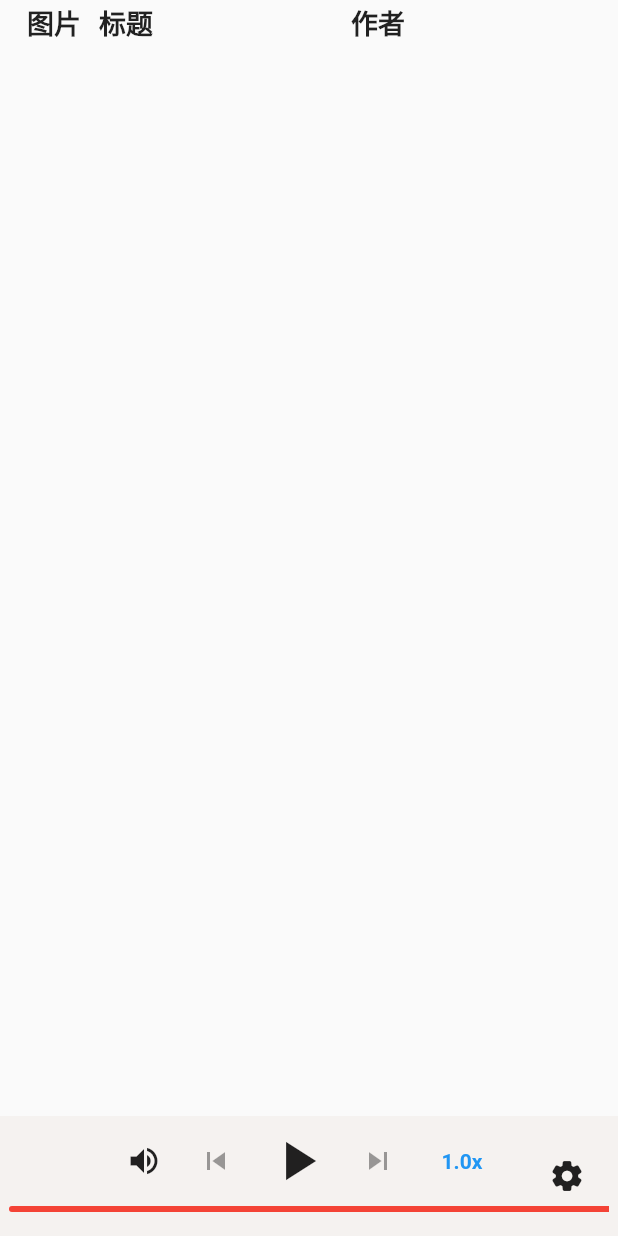
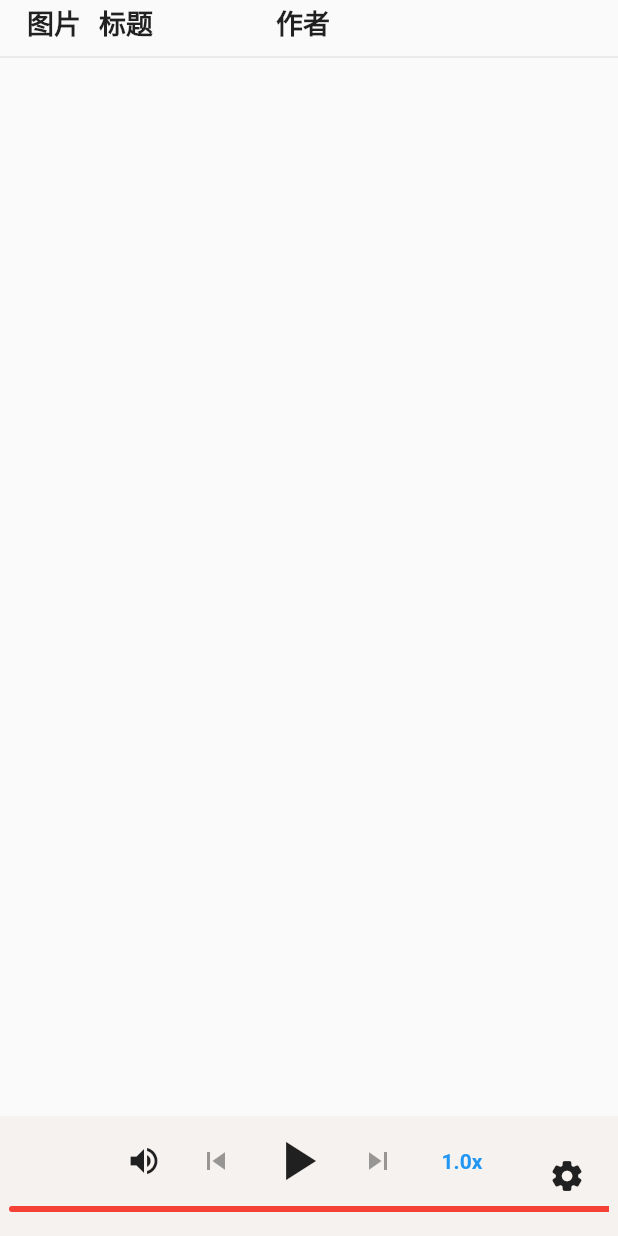
Before and after one commit to LJjack/suplay_music, a Flutter app: the screen it shows after launch, on a phone screen of 412 x 824 dp. Run offline on Flutter 3.47's test engine with Material 2 defaults, Android fonts, the phone set to English and light mode, and no system bars; our stand-ins replace flutter_easyloading, just_audio, rxdart; missing offline and left inert: audio_session, dart:ffi, file_selector, id3; statements that could not run were skipped.

Commit message:
添加作者

```diff
--- a/lib/audio_metadata.dart
+++ b/lib/audio_metadata.dart
@@ -7,24 +7,34 @@
 import 'dart:convert' show jsonEncode;
 
 class AudioMetadata {
+  ///名称
   final String title;
+
+  ///封面 base64
   final String artwork;
+
+  ///作者
   final String artist;
+
+  ///歌词
+  final String lyrics;
   final String path;
 
   AudioMetadata({
     required this.title,
-    required this.artist,
-    required this.artwork,
+    this.artist = '',
+    this.artwork = '',
+    this.lyrics = '',
     required this.path,
   });
 
   factory AudioMetadata.fromJson(Map<String, dynamic> json) {
     return AudioMetadata(
-      title: json['title'] as String,
-      artist: json['artist'] as String,
-      artwork: json['artwork'] as String,
-      path: json['path'] as String,
+      title: json['title'],
+      artist: json['artist'],
+      artwork: json['artwork'] ?? '',
+      lyrics: json['lyrics'] ?? '',
+      path: json['path'] ?? '',
     );
   }
 
@@ -32,6 +42,7 @@ class AudioMetadata {
         'title': title,
         'artist': artist,
         'artwork': artwork,
+        'lyrics': lyrics,
         'path': path,
       };
 
--- a/lib/home.dart
+++ b/lib/home.dart
@@ -6,6 +6,7 @@
 /// @Description 音乐主页
 
 import 'dart:convert';
+import 'dart:ffi';
 import 'package:audio_session/audio_session.dart';
 import 'package:file_selector/file_selector.dart';
 import 'package:flutter/foundation.dart';
@@ -96,7 +97,12 @@ class _HomeState extends State<Home> with WidgetsBindingObserver {
           child: Column(
             crossAxisAlignment: CrossAxisAlignment.center,
             mainAxisAlignment: MainAxisAlignment.center,
-            children: [_headView(), _menuList(), _bottomToolView()],
+            children: [
+              _headView(),
+              const Divider(),
+              _menuList(),
+              _bottomToolView()
+            ],
           ),
         ),
       ),
@@ -116,13 +122,19 @@ class _HomeState extends State<Home> with WidgetsBindingObserver {
                     style:
                         TextStyle(fontWeight: FontWeight.bold, fontSize: 18))),
             const Expanded(
-                child: Text("标题",
-                    style:
-                        TextStyle(fontWeight: FontWeight.bold, fontSize: 18))),
-            const Expanded(
-                child: Text("作者",
-                    style:
-                        TextStyle(fontWeight: FontWeight.bold, fontSize: 18))),
+              child: Row(
+                mainAxisAlignment: MainAxisAlignment.spaceBetween,
+                children: [
+                  Text("标题",
+                      style:
+                          TextStyle(fontWeight: FontWeight.bold, fontSize: 18)),
+                  Text("作者",
+                      style:
+                          TextStyle(fontWeight: FontWeight.bold, fontSize: 18)),
+                  SizedBox(width: 100),
+                ],
+              ),
+            ),
           ],
         ));
   }
@@ -135,7 +147,6 @@ class _HomeState extends State<Home> with WidgetsBindingObserver {
         builder: (context, snapshot) {
           final state = snapshot.data;
           final sequence = state?.sequence ?? [];
-
           return ReorderableListView(
             onReorder: (int oldIndex, int newIndex) {
               if (oldIndex < newIndex) newIndex--;
@@ -159,29 +170,40 @@ class _HomeState extends State<Home> with WidgetsBindingObserver {
                   child: Material(
                     color:
                         i == state!.currentIndex ? Colors.grey.shade300 : null,
-                    child: Padding(
-                      padding: const EdgeInsets.only(right: 24),
-                      child: ListTile(
-                        leading: SizedBox(
-                            width: 40,
-                            height: 40,
-                            child: sequence[i].tag.artwork.isNotEmpty
-                                ? Image.memory(
-                                    base64.decode(sequence[i].tag.artwork),
-                                  )
-                                : Image.asset('images/music.png')),
-                        title: Text(sequence[i].tag.title as String),
-                        trailing: Text(handleTime(sequence[i].duration ??
-                            const Duration(seconds: 0))),
-                        onTap: () {
-                          _player.seek(Duration.zero, index: i);
-                        },
-                      ),
-                    ),
+                    child: _menuCell(tag: sequence[i].tag, index: i),
                   ),
                 ),
             ],
           );
+        },
+      ),
+    );
+  }
+
+  Widget _menuCell({required AudioMetadata tag, required int index}) {
+    return Padding(
+      padding: const EdgeInsets.only(right: 24),
+      child: ListTile(
+        leading: SizedBox(
+            width: 36,
+            height: 36,
+            child: tag.artwork.isNotEmpty
+                ? Image.memory(
+                    base64.decode(tag.artwork),
+                  )
+                : Image.asset('images/music.png')),
+        title: Row(
+          mainAxisAlignment: MainAxisAlignment.spaceBetween,
+          children: [
+            Text(tag.title),
+            Text(tag.artist),
+            const SizedBox(width: 100)
+          ],
+        ),
+        // trailing: Text(handleTime(sequence[i].duration ??
+        //     const Duration(seconds: 0))),
+        onTap: () {
+          _player.seek(Duration.zero, index: index);
         },
       ),
     );
@@ -351,13 +373,15 @@ class _HomeState extends State<Home> with WidgetsBindingObserver {
         if (name == null || name == "") {
           name = f.name.replaceAll(RegExp(r'.mp3|.MP3|m4a|M4A'), '');
         }
-        final artist = tag["artist"];
-
+        final artist = tag["Artist"];
+        print(artist);
+        final lyrics = tag["USLT"]?["lyrics"];
         final artwork = tag["APIC"]?["base64"];
         final m = AudioMetadata(
             title: name,
             artwork: artwork ?? "",
             artist: artist ?? "",
+            lyrics: lyrics ?? '',
             path: f.path);
         await _playlist.add(AudioSource.uri(Uri.file(f.path), tag: m));
         saveFlies.add(m.toJsonString());
```
